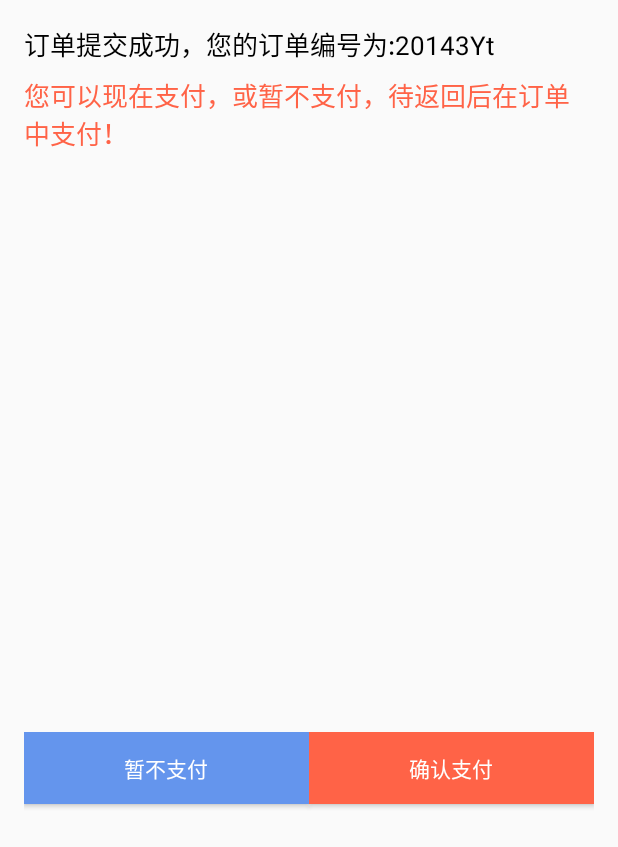
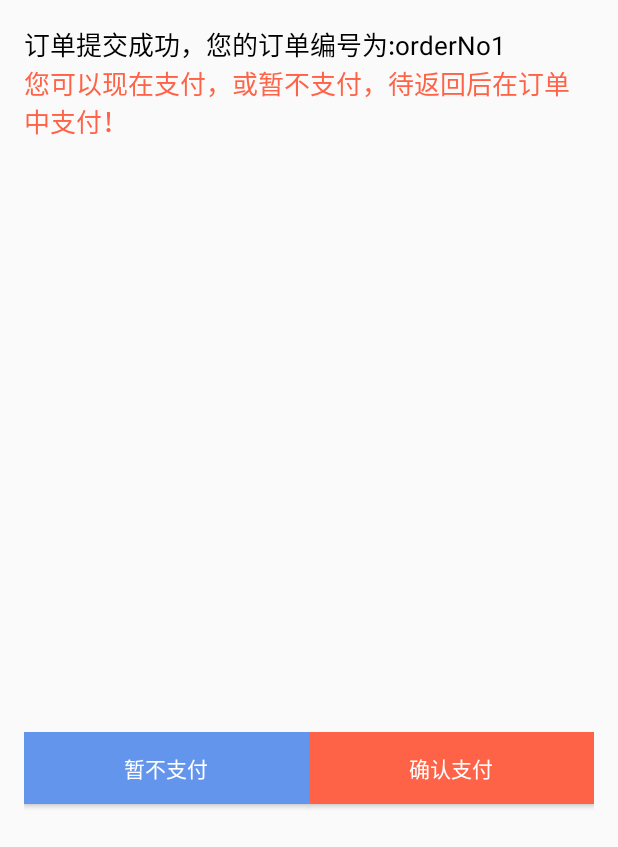
Before and after one commit to Zprestonx/My12306, an Android app: the layout activity_ticket4.xml on its own in the app's theme, with its tools: preview values and no code run, on a phone screen of 412 x 824 dp. Shown: the top 847 px of the screen. Run offline under Robolectric (Android 15) with nearby library versions, the phone set to English and light mode, and no system bars.

Commit message:
蔡文达:完成1

```diff
--- a/app/src/main/java/com/zpreston/my12306/bean/Train.java
+++ b/app/src/main/java/com/zpreston/my12306/bean/Train.java
@@ -99,7 +99,7 @@ public class Train {
     }
 
     public void setPrice(double price) {
-        this.price = price;
+        this.price = price/2;
     }
 
     @Override
--- a/app/src/main/res/layout/activity_ticket4.xml
+++ b/app/src/main/res/layout/activity_ticket4.xml
@@ -1,73 +1,89 @@
 <?xml version="1.0" encoding="utf-8"?>
 <LinearLayout xmlns:android="http://schemas.android.com/apk/res/android"
     xmlns:tools="http://schemas.android.com/tools"
-    android:orientation="vertical"
     android:layout_width="match_parent"
     android:layout_height="match_parent"
+    android:orientation="vertical"
     android:paddingBottom="@dimen/activity_vertical_margin"
     android:paddingLeft="@dimen/activity_horizontal_margin"
     android:paddingRight="@dimen/activity_horizontal_margin"
     android:paddingTop="@dimen/activity_vertical_margin"
-    tools:context="com.zpreston.my12306.activity.ticket.Ticket4Activity"
-    android:weightSum="1">
+    android:weightSum="1"
+    tools:context="com.zpreston.my12306.activity.ticket.Ticket4Activity">
 
 
     <LinearLayout
-        android:orientation="vertical"
         android:layout_width="match_parent"
         android:layout_height="wrap_content"
-        android:layout_weight="0.06">
+        android:layout_weight="0.06"
+        android:orientation="vertical">
+
+        <LinearLayout
+            android:layout_width="wrap_content"
+            android:layout_height="wrap_content"
+            android:orientation="horizontal">
+
+            <TextView
+                android:id="@+id/textView17"
+                android:layout_width="fill_parent"
+                android:layout_height="wrap_content"
+                android:layout_weight="1"
+                android:text="订单提交成功，您的订单编号为:"
+                android:textColor="@color/black"
+                android:textSize="17sp" />
+
+            <TextView
+                android:id="@+id/orderNo1"
+                android:layout_width="fill_parent"
+                android:layout_height="wrap_content"
+                android:layout_weight="1"
+                android:text="orderNo1"
+                android:textColor="@color/black"
+                android:textSize="17sp" />
+
+        </LinearLayout>
 
 
         <TextView
+            android:id="@+id/textView18"
             android:layout_width="fill_parent"
             android:layout_height="wrap_content"
-            android:text="订单提交成功，您的订单编号为:20143Yt"
             android:layout_weight="1"
-            android:textColor="@color/black"
-            android:textSize="17sp"
-            android:id="@+id/textView17" />
-
-        <TextView
-            android:layout_width="fill_parent"
-            android:layout_height="wrap_content"
             android:text="您可以现在支付，或暂不支付，待返回后在订单中支付！"
-            android:layout_weight="1"
             android:textColor="@color/tomato"
-            android:textSize="17sp"
-            android:id="@+id/textView18" />
+            android:textSize="17sp" />
     </LinearLayout>
 
     <ListView
+        android:id="@+id/listView6"
         android:layout_width="match_parent"
-        android:layout_height="378dp"
-        android:id="@+id/listView6" />
+        android:layout_height="378dp" />
 
     <LinearLayout
-        android:orientation="horizontal"
         android:layout_width="match_parent"
         android:layout_height="wrap_content"
-        android:layout_weight="0.31">
+        android:layout_weight="0.31"
+        android:orientation="horizontal">
 
         <Button
+            android:id="@+id/button7"
             android:layout_width="wrap_content"
             android:layout_height="wrap_content"
+            android:layout_weight="1"
+            android:background="@color/cornflowerblue"
+            android:onClick="no"
             android:text="暂不支付"
-            android:layout_weight="1"
-            android:onClick="no"
-            android:background="@color/cornflowerblue"
-            android:textColor="@color/white"
-            android:id="@+id/button7" />
+            android:textColor="@color/white" />
 
         <Button
+            android:id="@+id/button8"
             android:layout_width="wrap_content"
             android:layout_height="wrap_content"
+            android:layout_weight="1"
+            android:background="@color/tomato"
+            android:onClick="yes"
             android:text="确认支付"
-            android:layout_weight="1"
-            android:onClick="yes"
-            android:textColor="@color/white"
-            android:background="@color/tomato"
-            android:id="@+id/button8" />
+            android:textColor="@color/white" />
     </LinearLayout>
 
 </LinearLayout>
```
Also changed, not shown: app/src/main/java/com/zpreston/my12306/activity/ticket/Ticket3Activity.java (+44 -11 lines), app/src/main/java/com/zpreston/my12306/activity/ticket/Ticket4Activity.java (+62 -0 lines), app/src/main/res/layout/activity_ticket3.xml (+4 -4 lines).
